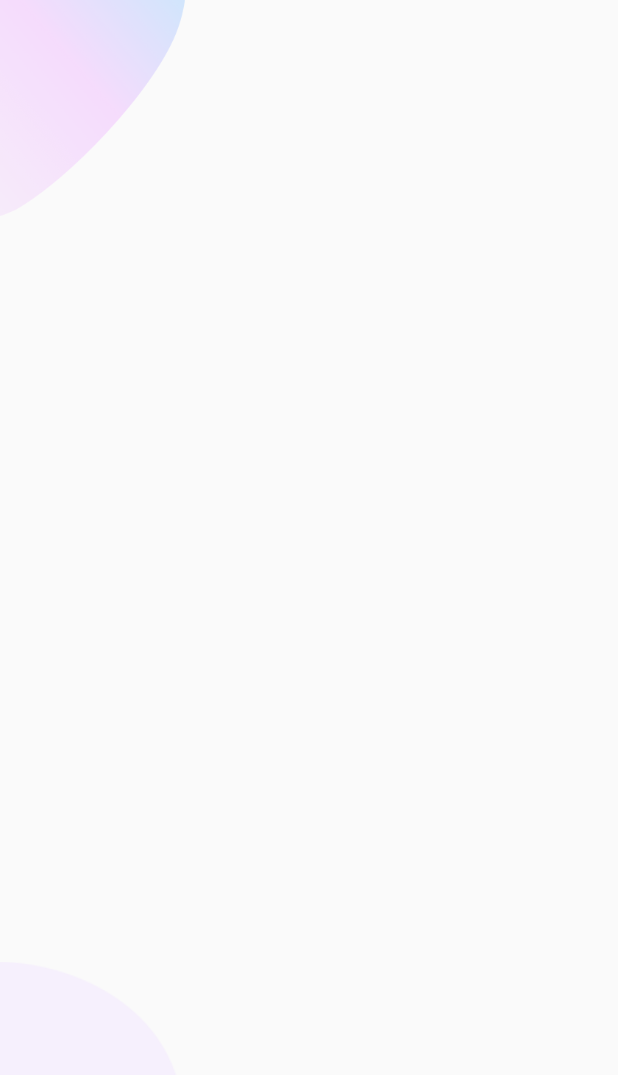
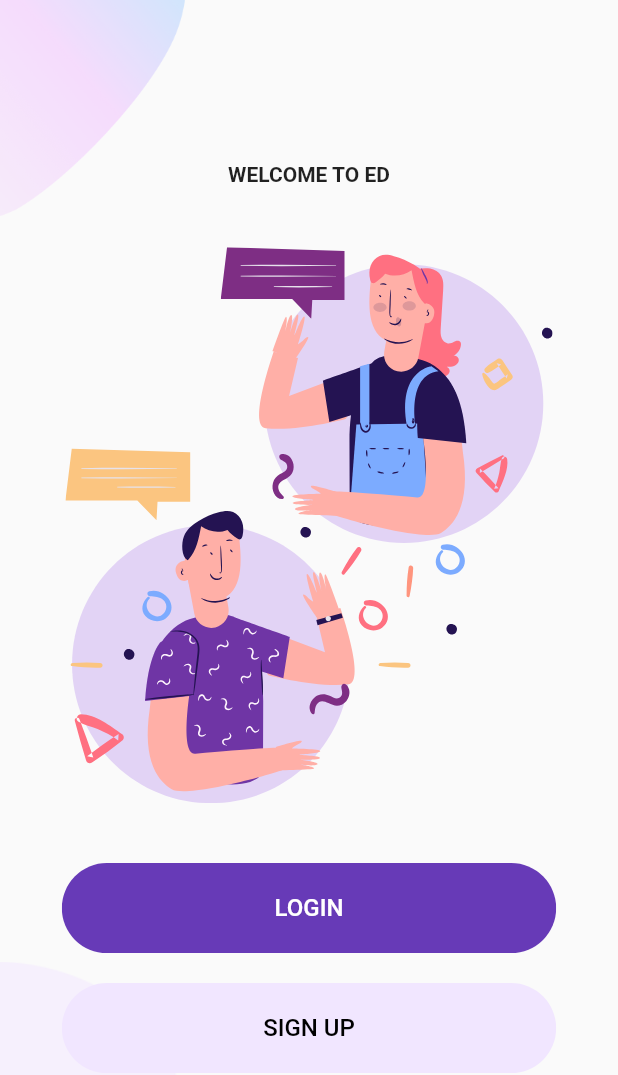
Before and after one commit to marshi/training_welcome_login_signup, a Flutter app: the screen it shows after launch, on a phone screen of 412 x 824 dp. Shown: the top 1075 px of the screen. Run offline on Flutter 3.47's test engine with Material 2 defaults, Android fonts, the phone set to English and light mode, and no system bars; our stand-ins replace flutter_svg.

Commit message:
welcome page.

```diff
--- /dev/null
+++ b/lib/constants.dart
@@ -0,0 +1,4 @@
+import 'package:flutter/material.dart';
+
+const primaryColor = Color(0xFF6F35A5);
+const pimaryLightColor = Color(0xFFF1E6FF);
--- /dev/null
+++ b/lib/top/component/background.dart
@@ -0,0 +1,36 @@
+import 'package:flutter/material.dart';
+
+class Background extends StatelessWidget {
+  const Background({
+    Key key,
+    @required this.child,
+  }) : super(key: key);
+
+  final Widget child;
+
+  @override
+  Widget build(BuildContext context) {
+    Size size = MediaQuery.of(context).size;
+    return Container(
+      width: size.width,
+      height: size.height,
+      child: Stack(
+        children: [
+          Positioned(
+            top: 0,
+            left: 0,
+            width: size.width * 0.3,
+            child: Image.asset("assets/images/main_top.png"),
+          ),
+          Positioned(
+            bottom: 0,
+            left: 0,
+            width: size.width * 0.3,
+            child: Image.asset("assets/images/main_bottom.png"),
+          ),
+          Center(child: child)
+        ],
+      ),
+    );
+  }
+}
--- /dev/null
+++ b/lib/top/component/rounded_button.dart
@@ -0,0 +1,35 @@
+import 'package:flutter/material.dart';
+
+class RoundedButton extends StatelessWidget {
+  const RoundedButton({
+    Key key,
+    @required this.text,
+    @required this.textColor,
+    @required this.backgroundColor,
+  }) : super(key: key);
+
+  final String text;
+  final Color textColor;
+  final Color backgroundColor;
+
+  @override
+  Widget build(BuildContext context) {
+    var size = MediaQuery.of(context).size;
+    return Container(
+      width: size.width * 0.8,
+      height: 60,
+      child: ClipRRect(
+        borderRadius: BorderRadius.all(Radius.circular(30)),
+        child: FlatButton(
+          onPressed: () {},
+          child: Text(
+            text,
+            style: TextStyle(fontSize: 16),
+          ),
+          color: backgroundColor,
+          textColor: textColor,
+        ),
+      ),
+    );
+  }
+}
--- a/lib/top/top_page.dart
+++ b/lib/top/top_page.dart
@@ -1,6 +1,10 @@
-import 'dart:ui';
+import 'package:flutter/cupertino.dart';
+import 'package:flutter/material.dart';
+import 'package:flutter_svg/flutter_svg.dart';
 
-import 'package:flutter/cupertino.dart';
+import '../constants.dart';
+import 'component/background.dart';
+import 'component/rounded_button.dart';
 
 class TopPage extends StatelessWidget {
   const TopPage({
@@ -9,25 +13,35 @@ class TopPage extends StatelessWidget {
 
   @override
   Widget build(BuildContext context) {
-    Size size = MediaQuery.of(context).size;
-    return Container(
-      width: size.width,
-      height: size.height,
-      child: Stack(
-        children: [
-          Positioned(
-            top: 0,
-            left: 0,
-            width: size.width * 0.3,
-            child: Image.asset("assets/images/main_top.png"),
-          ),
-          Positioned(
-            bottom: 0,
-            left: 0,
-            width: size.width * 0.3,
-            child: Image.asset("assets/images/main_bottom.png"),
-          )
-        ],
+    var size = MediaQuery.of(context).size;
+    return Background(
+      child: Container(
+        child: Column(
+          mainAxisAlignment: MainAxisAlignment.center,
+          children: [
+            Text(
+              "WELCOME TO ED",
+              style: TextStyle(fontWeight: FontWeight.bold),
+            ),
+            SizedBox(height: 40),
+            SvgPicture.asset(
+              "assets/icons/chat.svg",
+              height: size.height * 0.45,
+            ),
+            SizedBox(height: 40),
+            RoundedButton(
+              text: "LOGIN",
+              textColor: Colors.white,
+              backgroundColor: Colors.deepPurple,
+            ),
+            SizedBox(height: 20),
+            RoundedButton(
+              text: "SIGN UP",
+              textColor: Colors.black,
+              backgroundColor: pimaryLightColor,
+            ),
+          ],
+        ),
       ),
     );
   }
```
